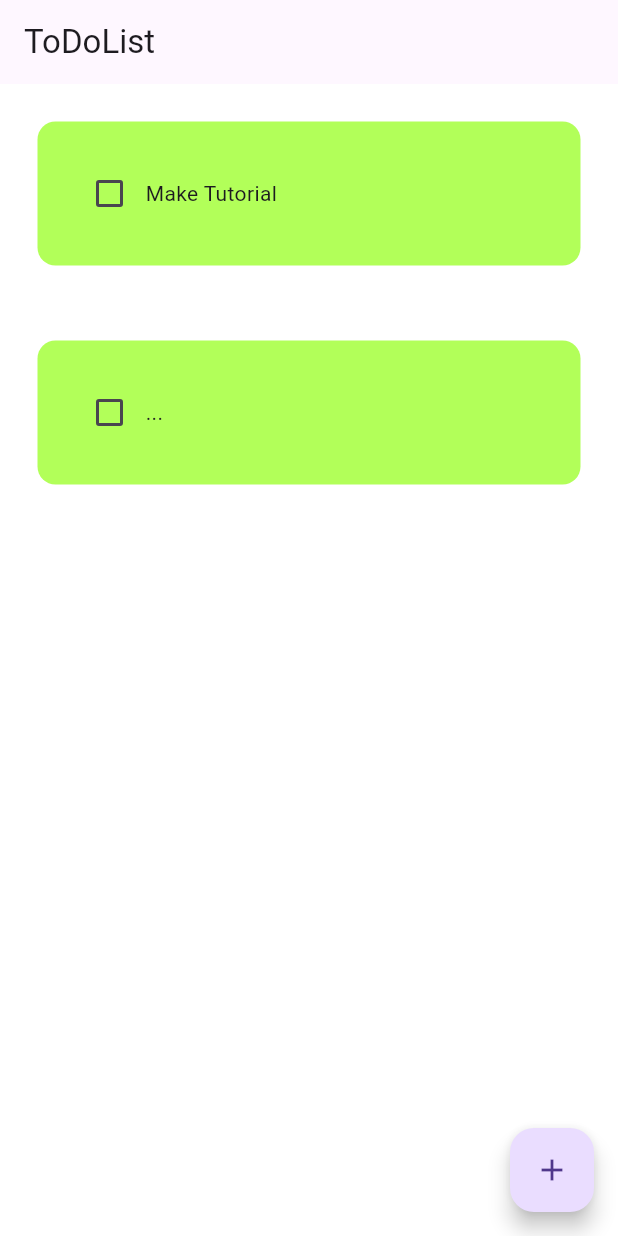
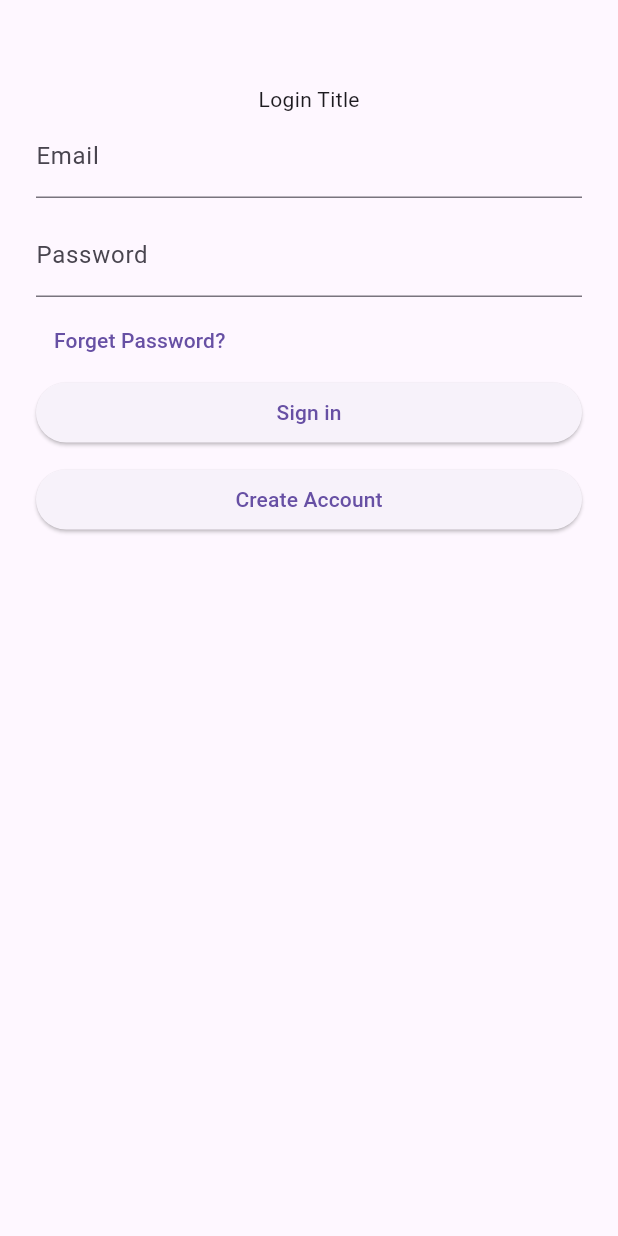
Before and after one commit to silapiratpong/ToDoList, a Flutter app: the screen it shows after launch, on a phone screen of 412 x 824 dp. Run offline on Flutter 3.47's test engine with Material 3 defaults, Android fonts, the phone set to English and light mode, and no system bars; drawn by our look-alikes of flutter_slidable; our stand-ins replace firebase_core, get, get_storage, hive, hive_flutter; accounts and stored records are empty.

Commit message:
Update Login Function&UI,Firebase setup

```diff
--- /dev/null
+++ b/lib/Controller/Validator.dart
@@ -0,0 +1,26 @@
+class ToDoValidator {
+  static String? validateEmail(String? value) {
+    if (value == null || value.isEmpty) {
+      return 'Email is required.';
+    }
+
+    final emailReqExp = RegExp(r'^[\w-\.]+@([\w-]+\.)+[\w-]{2,4}$');
+    if (!emailReqExp.hasMatch(value)) {
+      return 'Invalid Email Address';
+    }
+    return null;
+  }
+
+  static String? validatePassword(String? value) {
+    if (value == null || value.isEmpty) {
+      return 'Password is required.';
+    }
+
+    if (value.length < 6) {
+      return 'Password must be at least 6 characters long.';
+    }
+    if (!value.contains(RegExp(r'[A-Z]'))) {
+      return 'Password must contain at least one uppercase letter';
+    }
+  }
+}
--- /dev/null
+++ b/lib/Screen/login_page.dart
@@ -0,0 +1,78 @@
+import 'package:flutter/material.dart';
+import 'package:todolist/Screen/home_page.dart';
+import 'package:todolist/Screen/signup_page.dart';
+import 'package:get/get.dart';
+
+class LoginPage extends StatelessWidget {
+  LoginPage({super.key});
+
+  @override
+  Widget build(BuildContext context) {
+    return Scaffold(
+      body: SingleChildScrollView(
+        child: Padding(
+          padding: EdgeInsets.only(
+            top: 56.0,
+            left: 24.0,
+            bottom: 24.0,
+            right: 24.0,
+          ),
+          child: Column(
+            children: [
+              Column(
+                crossAxisAlignment: CrossAxisAlignment.start,
+                children: [Text("Login Title")],
+              ),
+              Form(
+                child: Column(
+                  children: [
+                    ///Email
+                    TextFormField(
+                      decoration: const InputDecoration(labelText: "Email"),
+                    ),
+                    const SizedBox(height: 10.0),
+
+                    ///Password
+                    TextFormField(
+                      decoration: const InputDecoration(labelText: "Password"),
+                    ),
+                    const SizedBox(height: 5.0),
+
+                    ///Forget pw
+                    Row(
+                      children: [
+                        TextButton(
+                          onPressed: () {},
+                          child: const Text("Forget Password?"),
+                        ),
+                      ],
+                    ),
+
+                    ///Signin
+                    SizedBox(
+                      width: double.infinity,
+                      child: ElevatedButton(
+                        onPressed: () => Get.to(() => HomePage()),
+                        child: Text("Sign in"),
+                      ),
+                    ),
+                    const SizedBox(height: 10.0),
+
+                    ///Create Account
+                    SizedBox(
+                      width: double.infinity,
+                      child: ElevatedButton(
+                        onPressed: () => Get.to(SignupPage()),
+                        child: Text("Create Account"),
+                      ),
+                    ),
+                  ],
+                ),
+              ),
+            ],
+          ),
+        ),
+      ),
+    );
+  }
+}
--- a/lib/data/database.dart
+++ b/lib/data/database.dart
@@ -1,22 +1,21 @@
 import 'package:hive_flutter/hive_flutter.dart';
 
-class ToDoDatabase{
+class ToDoDatabase {
+  List toDoList = [];
+  final _database = Hive.box('todoDataBase');
 
-  List toDoList = [];
-  final _box = Hive.box('box');
-
-  void createInitialData(){
+  void createInitialData() {
     toDoList = [
-      ["Make Tutorial",false],
-      ["...",false],
+      ["Make Tutorial", false],
+      ["...", false],
     ];
   }
 
-  void loadData(){
-    toDoList = _box.get("TODOLIST");
+  void loadData() {
+    toDoList = _database.get("TODOLIST");
   }
 
-  void updateDataBase(){
-    _box.put("TODOLIST",toDoList);
+  void updateDataBase() {
+    _database.put("TODOLIST", toDoList);
   }
 }
--- a/lib/home_page.dart
+++ /dev/null
@@ -1,102 +0,0 @@
-import 'package:flutter/material.dart';
-import 'package:hive_flutter/hive_flutter.dart';
-import 'package:todolist/data/database.dart';
-import 'package:todolist/util/dialog_box.dart';
-import 'package:todolist/util/todo_tile.dart';
-
-class HomePage extends StatefulWidget {
-  const HomePage({super.key});
-  @override
-  State<HomePage> createState() => _HomePageState();
-}
-
-class _HomePageState extends State<HomePage> {
-
-  final _box = Hive.box('box');
-  ToDoDatabase db = ToDoDatabase();
-
-  @override
-  void initState(){
-    if(_box.get("TODOLIST") == null)
-      {
-        db.createInitialData();
-      }
-    else{
-      db.loadData();
-    }
-
-  }
-  final _controller = TextEditingController();
-  void checkboxChanged(bool? value,int index)
-  {
-    setState(() {
-      db.toDoList[index][1]=!db.toDoList[index][1];
-    });
-    db.updateDataBase();
-  }
-void saveNewTask()
-{
-  setState(()
-  {
-    if(_controller.text!="")
-      {
-        db.toDoList.add([_controller.text,false]);
-        _controller.clear();
-      }
-    else
-      {
-        //snackbar nothing happen
-      }
-
-  });
-  Navigator.of(context).pop();
-  db.updateDataBase();
-}
-//create new task
-void createNewTask()
-{
-  showDialog(context: context, builder: (context)
-  {
-    return DialogBox
-      (controller: _controller,
-      onSave: saveNewTask,
-      onCancel: ()=>Navigator.of(context).pop(),);
-  });
-}
-void deleteTask(int index)
-{
-  setState(() {
-    db.toDoList.removeAt(index);
-  });
-  db.updateDataBase();
-}
-
-  Widget build(BuildContext context)
-  {
-    return Scaffold(
-      backgroundColor: Colors.white,
-      appBar: AppBar(
-        title: Text('ToDoList'),
-        elevation: 0,
-      ),
-      floatingActionButton: FloatingActionButton(
-        onPressed: createNewTask,
-        child: Icon(Icons.add),
-      ),
-      body: ListView.builder
-        (
-          itemCount: db.toDoList.length,
-          itemBuilder: (context,index){
-            return ToDoTile(
-                taskName: db.toDoList[index][0],
-                taskComplete: db.toDoList[index][1],
-                onChanged: (value)=>checkboxChanged(value,index),
-                deleteFunction: (context)=> deleteTask(index),
-                );
-          },
-        ),
-
-    );
-  }
-
-  }
--- a/lib/main.dart
+++ b/lib/main.dart
@@ -1,13 +1,20 @@
 import 'package:flutter/material.dart';
+import 'package:get/get.dart';
 import 'package:hive/hive.dart';
-import 'package:todolist/home_page.dart';
+import 'package:todolist/Screen/home_page.dart';
 import 'package:hive_flutter/hive_flutter.dart';
-void main() async{
+import 'package:todolist/Screen/login_page.dart';
+import 'package:firebase_core/firebase_core.dart' ;
+import 'data/data.repostory.dart';
+import 'firebase_options.dart' ;
 
+void main() async {
   await Hive.initFlutter();
 
-  var box = await Hive.openBox('box');
-
+  var database = await Hive.openBox('todoDataBase');
+  /*await Firebase . initializeApp (options : DefaultFirebaseOptions . currentPlatform ,).then(
+      (FirebaseApp value) => Get.put(AuthenticationRepository()),
+  );*/
   runApp(const MyApp());
 }
 
@@ -19,7 +26,7 @@ class MyApp extends StatelessWidget {
   Widget build(BuildContext context) {
     return MaterialApp(
       debugShowCheckedModeBanner: false,
-      home: HomePage(),
+      home: GetMaterialApp(home: LoginPage(),),
       theme: ThemeData(primarySwatch: Colors.grey),
     );
   }
--- a/lib/util/button.dart
+++ b/lib/util/button.dart
@@ -3,9 +3,7 @@ import 'package:flutter/material.dart';
 class Button extends StatelessWidget {
   final String text;
   VoidCallback onPressed;
-  Button({super.key,
-  required this.text,
-  required this.onPressed});
+  Button({super.key, required this.text, required this.onPressed});
 
   @override
   Widget build(BuildContext context) {
--- a/pubspec.yaml
+++ b/pubspec.yaml
@@ -37,6 +37,11 @@ dependencies:
   cupertino_icons: ^1.0.8
   flutter_slidable: ^4.0.0
 
+  get : ^4.7.2
+  get_storage: ^2.1.1
+  #firebase0
+  firebase_core: ^3.15.1
+
 dev_dependencies:
   flutter_test:
     sdk: flutter
@@ -48,6 +53,7 @@ dev_dependencies:
   # package. See that file for information about deactivating specific lint
   # rules and activating additional ones.
   flutter_lints: ^5.0.0
+
 
 # For information on the generic Dart part of this file, see the
 # following page: https://dart.dev/tools/pub/pubspec
```
Also changed, not shown: lib/Controller/signup_controller.dart (added, +18 -0 lines), lib/Screen/home_page.dart (added, +100 -0 lines), lib/Screen/signup_page.dart (added, +55 -0 lines), lib/data/data.repostory.dart (added, +16 -0 lines), lib/util/dialog_box.dart (+10 -7 lines), lib/util/snackBar.dart (added, +17 -0 lines), lib/util/todo_tile.dart (+22 -15 lines), firebase.json (added), lib/data/api.dart (added), lib/firebase_options.dart (added), pubspec.lock, 6 other files.
